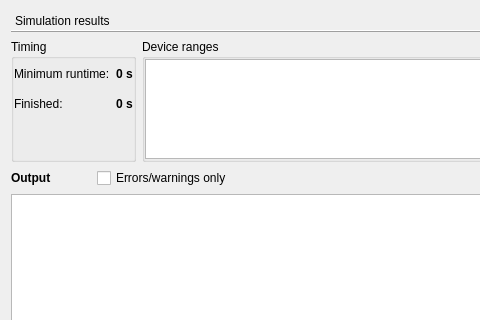
Above: nicos/clients/gui/panels/editor.ui from mlz-ictrl/nicos before the change; both pictures show x 0 to 480 and y 0 to 320 of the 601 by 636 pixel window. Below: the same form after it.
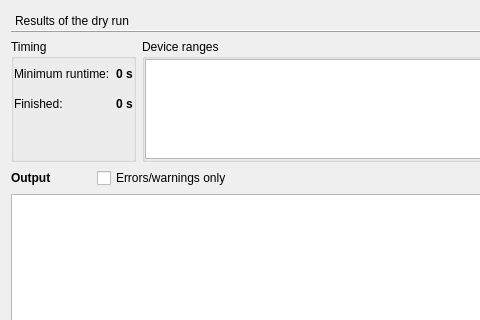
That is the form after the change. Icons and pictures are not drawn. Custom widgets are drawn as their Qt base class.

Commit message:
Change 'Simulation' to 'Dry run' in user space
Since the idiom 'Simulation' leads to confusion the 'Dry run' describes
the functionality better.

The edit to the form file:
```diff
--- a/nicos/clients/gui/panels/editor.ui
+++ b/nicos/clients/gui/panels/editor.ui
@@ -24,7 +24,7 @@
        <set>QDockWidget::DockWidgetClosable</set>
       </property>
       <property name="windowTitle">
-       <string>Simulation results</string>
+       <string>Results of the dry run</string>
       </property>
       <widget class="QWidget" name="dockWidgetContents_2">
        <layout class="QVBoxLayout" name="verticalLayout_6">
```
Left out of the diff: 5 changed lines with no effect on the pictures. The commit also changes 10 other files.
